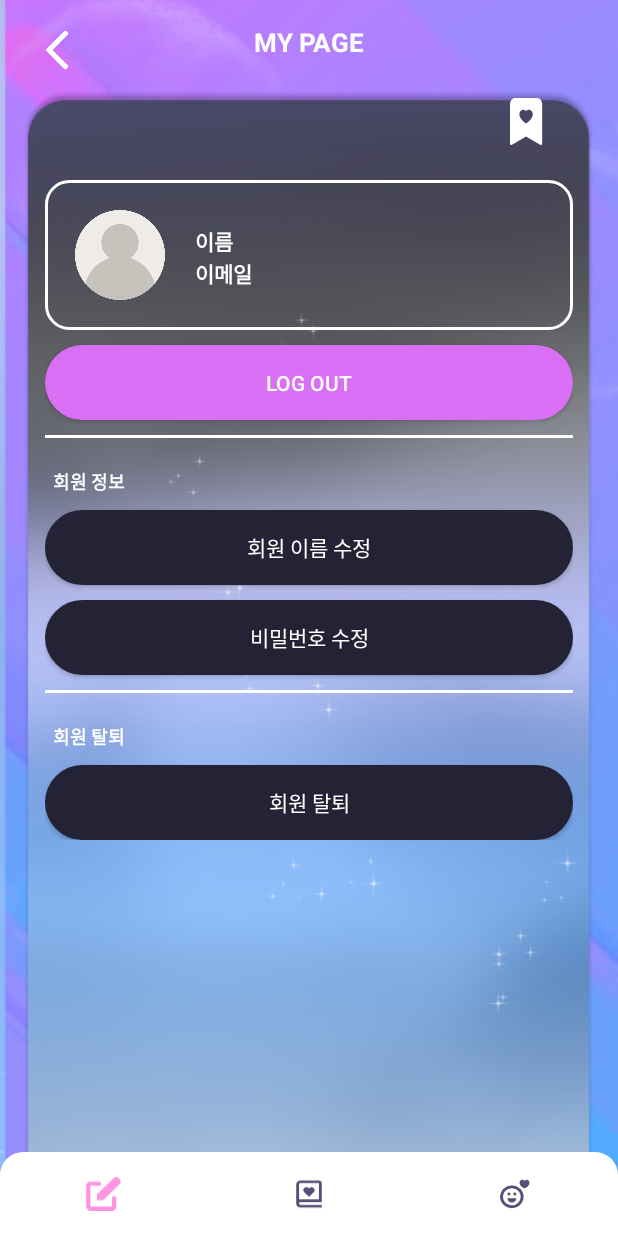
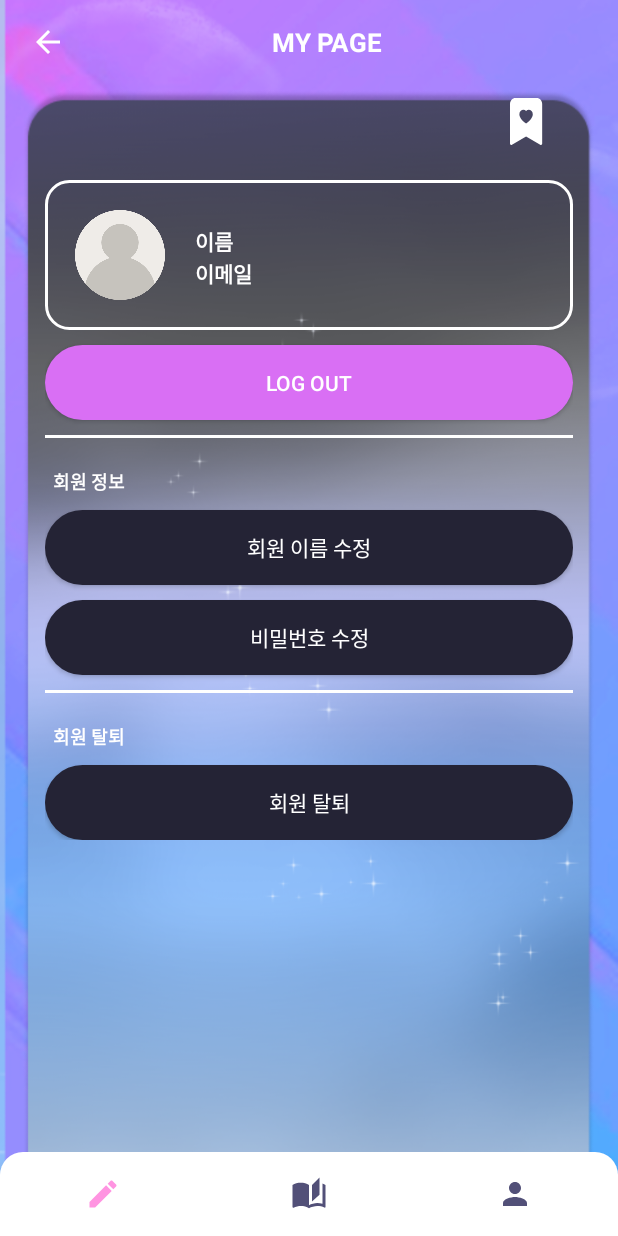
Before and after one commit to Remembrall-2022/Remembrall, an Android app: the fragment SettingFragment placed in its activity, on a phone screen of 412 x 824 dp. Run offline under Robolectric (Android 15) with nearby library versions, the phone set to English and light mode, and no system bars; libraries missing offline, so code that uses them is left out: com.kakao.sdk; 4 statements that could not run were skipped.

Commit message:
refactor:> 디자인 일부 수정

```diff
--- a/app/src/main/AndroidManifest.xml
+++ b/app/src/main/AndroidManifest.xml
@@ -39,8 +39,7 @@
             android:exported="false" />
         <activity
             android:name=".write.WriteDiaryActivity"
-            android:exported="false"
-            android:theme="@style/ToolbarTheme" />
+            android:exported="false" />
         <activity
             android:name=".login.SplashActivity"
             android:exported="true"></activity>
--- a/app/src/main/java/com/rememberall/remembrall/MainActivity.kt
+++ b/app/src/main/java/com/rememberall/remembrall/MainActivity.kt
@@ -30,9 +30,9 @@ class MainActivity : AppCompatActivity() {
     override fun onCreate(savedInstanceState: Bundle?) {
 
 
-        prefs = PreferenceUtil(applicationContext)
+//        prefs = PreferenceUtil(applicationContext)
         super.onCreate(savedInstanceState)
-        prefs.setString("writediary","false")
+//        prefs.setString("writediary","false")
 
 
         binding=ActivityMainBinding.inflate(layoutInflater)
@@ -55,15 +55,15 @@ class MainActivity : AppCompatActivity() {
         binding.bottomnavigationMain.run{setOnItemSelectedListener {
             when (it.itemId) {
                 R.id.bottomnavigation_main_write -> {
-                    Log.d("writediary", "${prefs.getString("writediary","작성 안됨")}")
+//                    Log.d("writediary", "${prefs.getString("writediary","작성 안됨")}")
                     var writeDiaryFragment = ReadDiaryFragment()
-                    var readTodayDiaryFragment = ReadTodayDiaryFragment()
-                    if(prefs.getString("writediary","작성 안됨")=="false")
+//                    var readTodayDiaryFragment = ReadTodayDiaryFragment()
+//                    if(prefs.getString("writediary","작성 안됨")=="false")
                         supportFragmentManager.beginTransaction()
                             .replace(R.id.framelayout_main, writeDiaryFragment).commit()
-                    else
-                        supportFragmentManager.beginTransaction()
-                            .replace(R.id.framelayout_main, readTodayDiaryFragment).commit()
+//                    else
+//                        supportFragmentManager.beginTransaction()
+//                            .replace(R.id.framelayout_main, readTodayDiaryFragment).commit()
                 }
                 R.id.bottomnavigation_main_read -> {
                     var readDiaryFragment = ReadDiaryListFragment()
--- a/app/src/main/java/com/rememberall/remembrall/write/WriteDiaryActivity.kt
+++ b/app/src/main/java/com/rememberall/remembrall/write/WriteDiaryActivity.kt
@@ -20,12 +20,10 @@ import androidx.core.view.get
 import androidx.recyclerview.widget.*
 import com.bumptech.glide.Glide
 import com.bumptech.glide.request.RequestOptions
-import com.google.gson.Gson
-import com.google.gson.GsonBuilder
+import com.rememberall.remembrall.databinding.ActivityWriteDiaryBinding
 import com.rememberall.remembrall.BuildConfig.SERVER
 import com.rememberall.remembrall.PreferenceUtil
 import com.rememberall.remembrall.R
-import com.rememberall.remembrall.databinding.ActivityWriteDiaryBinding
 import com.rememberall.remembrall.login.userinfo.SharedManager
 import com.rememberall.remembrall.map.MapSearchActivity
 import com.rememberall.remembrall.read.ReadDiaryListRecyclerViewData
--- /dev/null
+++ b/app/src/main/res/drawable/ic_arrow_back.xml
@@ -0,0 +1,5 @@
+<vector android:autoMirrored="true" android:height="24dp"
+    android:tint="#FFFFFF" android:viewportHeight="24"
+    android:viewportWidth="24" android:width="24dp" xmlns:android="http://schemas.android.com/apk/res/android">
+    <path android:fillColor="@android:color/white" android:pathData="M20,11H7.83l5.59,-5.59L12,4l-8,8 8,8 1.41,-1.41L7.83,13H20v-2z"/>
+</vector>
--- /dev/null
+++ b/app/src/main/res/drawable/ic_book.xml
@@ -0,0 +1,10 @@
+<vector xmlns:android="http://schemas.android.com/apk/res/android"
+    android:width="26dp"
+    android:height="26dp"
+    android:viewportWidth="24"
+    android:viewportHeight="24"
+    android:tint="#525078">
+  <path
+      android:fillColor="@android:color/white"
+      android:pathData="M19,1l-5,5v11l5,-4.5L19,1zM1,6v14.65c0,0.25 0.25,0.5 0.5,0.5 0.1,0 0.15,-0.05 0.25,-0.05C3.1,20.45 5.05,20 6.5,20c1.95,0 4.05,0.4 5.5,1.5L12,6c-1.45,-1.1 -3.55,-1.5 -5.5,-1.5S2.45,4.9 1,6zM23,19.5L23,6c-0.6,-0.45 -1.25,-0.75 -2,-1v13.5c-1.1,-0.35 -2.3,-0.5 -3.5,-0.5 -1.7,0 -4.15,0.65 -5.5,1.5v2c1.35,-0.85 3.8,-1.5 5.5,-1.5 1.65,0 3.35,0.3 4.75,1.05 0.1,0.05 0.15,0.05 0.25,0.05 0.25,0 0.5,-0.25 0.5,-0.5v-1.1z"/>
+</vector>
--- a/app/src/main/res/drawable/ic_create.xml
+++ b/app/src/main/res/drawable/ic_create.xml
@@ -1,5 +1,5 @@
-<vector android:height="24dp" android:tint="#525078"
+<vector android:height="26dp" android:tint="#525078"
     android:viewportHeight="24" android:viewportWidth="24"
-    android:width="24dp" xmlns:android="http://schemas.android.com/apk/res/android">
+    android:width="26dp" xmlns:android="http://schemas.android.com/apk/res/android">
     <path android:fillColor="@android:color/white" android:pathData="M3,17.25V21h3.75L17.81,9.94l-3.75,-3.75L3,17.25zM20.71,7.04c0.39,-0.39 0.39,-1.02 0,-1.41l-2.34,-2.34c-0.39,-0.39 -1.02,-0.39 -1.41,0l-1.83,1.83 3.75,3.75 1.83,-1.83z"/>
 </vector>
--- /dev/null
+++ b/app/src/main/res/drawable/ic_user.xml
@@ -0,0 +1,10 @@
+<vector xmlns:android="http://schemas.android.com/apk/res/android"
+    android:width="26dp"
+    android:height="26dp"
+    android:viewportWidth="24"
+    android:viewportHeight="24"
+    android:tint="#525078">
+  <path
+      android:fillColor="@android:color/white"
+      android:pathData="M12,12c2.21,0 4,-1.79 4,-4s-1.79,-4 -4,-4 -4,1.79 -4,4 1.79,4 4,4zM12,14c-2.67,0 -8,1.34 -8,4v2h16v-2c0,-2.66 -5.33,-4 -8,-4z"/>
+</vector>
--- a/app/src/main/res/layout/activity_map_search.xml
+++ b/app/src/main/res/layout/activity_map_search.xml
@@ -22,7 +22,8 @@
         android:layout_width="match_parent"
         android:layout_height="?actionBarSize"
         app:contentInsetStart="0dp"
-        tools:ignore="MissingConstraints">
+        tools:ignore="MissingConstraints"
+        app:theme="@style/ToolbarTheme">
 
         <TextView
             android:id="@+id/textview_readdiary_title"
--- a/app/src/main/res/layout/activity_read_diary.xml
+++ b/app/src/main/res/layout/activity_read_diary.xml
@@ -11,7 +11,8 @@
         android:id="@+id/toolbar_readdiary"
         android:layout_width="match_parent"
         android:layout_height="?actionBarSize"
-        tools:ignore="MissingConstraints">
+        tools:ignore="MissingConstraints"
+        app:theme="@style/ToolbarTheme">
 
 
         <TextView
--- a/app/src/main/res/layout/activity_write_diary.xml
+++ b/app/src/main/res/layout/activity_write_diary.xml
@@ -11,7 +11,8 @@
         android:id="@+id/toolbar_writediary"
         android:layout_width="match_parent"
         android:layout_height="?actionBarSize"
-        tools:ignore="MissingConstraints">
+        tools:ignore="MissingConstraints"
+        app:theme="@style/ToolbarTheme">
 
         <TextView
             android:id="@+id/textview_readdiarylist_title"
@@ -21,8 +22,7 @@
             android:text="오늘의 일기"
             android:textColor="#FFFFFF"
             android:textSize="17sp"
-            android:textStyle="bold"
-            app:theme="@style/ToolbarTheme"/>
+            android:textStyle="bold" />
 
 
     </androidx.appcompat.widget.Toolbar>
--- a/app/src/main/res/layout/fragment_setting.xml
+++ b/app/src/main/res/layout/fragment_setting.xml
@@ -19,46 +19,41 @@
         app:layout_constraintTop_toTopOf="parent" />
 
     <androidx.appcompat.widget.Toolbar
-        android:id="@+id/toolbar_readdiary"
+        android:id="@+id/toolbar_setting"
         android:layout_width="match_parent"
         android:layout_height="?actionBarSize"
         app:contentInsetStart="0dp"
-        tools:ignore="MissingConstraints">
+        tools:ignore="MissingConstraints"
+        app:theme="@style/ToolbarTheme">
 
 
         <LinearLayout
             android:layout_width="match_parent"
             android:layout_height="match_parent"
             android:orientation="horizontal"
-            android:layout_marginHorizontal="20dp">
+            android:layout_marginHorizontal="20dp"
+            android:gravity="center_vertical">
             <LinearLayout
                 android:id="@+id/ll_back"
-                android:layout_width="70dp"
-                android:layout_height="match_parent"
+                android:layout_width="wrap_content"
+                android:layout_height="wrap_content"
                 android:gravity="left">
                 <ImageView
-                    android:layout_width="25dp"
-                    android:layout_height="25dp"
-                    android:background="@drawable/back"
-                    android:layout_marginTop="5dp"
-                    android:layout_marginLeft="5dp"
-                    android:layout_gravity="center"/>
+                    android:layout_width="wrap_content"
+                    android:layout_height="wrap_content"
+                    android:background="@drawable/ic_arrow_back"
+                    />
             </LinearLayout>
             <TextView
-                android:id="@+id/textview_readdiary_title"
+                android:id="@+id/textview_setting_title"
                 android:layout_width="wrap_content"
-                android:layout_height="match_parent"
+                android:layout_height="wrap_content"
                 android:gravity="center"
                 android:text="MY PAGE"
                 android:textStyle="bold"
                 android:textColor="#FFFFFF"
                 android:textSize="17sp"
                 android:layout_weight="1"/>
-            <LinearLayout
-                android:layout_width="70dp"
-                android:layout_height="match_parent"
-                android:gravity="left">
-            </LinearLayout>
         </LinearLayout>
     </androidx.appcompat.widget.Toolbar>
 
--- a/app/src/main/res/menu/bottomnavigation_menu.xml
+++ b/app/src/main/res/menu/bottomnavigation_menu.xml
@@ -2,9 +2,9 @@
 <menu xmlns:android="http://schemas.android.com/apk/res/android"
     xmlns:app="http://schemas.android.com/apk/res-auto">
     <item android:id="@+id/bottomnavigation_main_write" app:showAsAction="ifRoom" android:enabled="true"
-        android:icon="@drawable/ic_write_diary" android:title="write" />
+        android:icon="@drawable/ic_create" android:title="write" />
     <item android:id="@+id/bottomnavigation_main_read" app:showAsAction="ifRoom"
-        android:icon="@drawable/ic_read_diary" android:title="diary" />
+        android:icon="@drawable/ic_book" android:title="diary" />
     <item android:id="@+id/bottomnavigation_main_mypage" app:showAsAction="ifRoom"
-        android:enabled="true" android:icon="@drawable/ic_smile_heart" android:title="mypage" />
+        android:enabled="true" android:icon="@drawable/ic_user" android:title="mypage" />
 </menu>
--- a/app/src/main/res/values/themes.xml
+++ b/app/src/main/res/values/themes.xml
@@ -16,6 +16,9 @@
     </style>
 
     <style name="ToolbarTheme" parent="Theme.AppCompat.Light.NoActionBar">
-        <item name="android:windowBackground">@color/white</item>
+        <item name="android:homeAsUpIndicator">@drawable/ic_arrow_back</item>
     </style>
+<!--    <style name="BaseTheme" parent="Theme.AppCompat.Light.NoActionBar">-->
+<!--        <item name="colorControlNormal">@color/white</item>-->
+<!--    </style>-->
 </resources>
```
Also changed, not shown: app/src/main/java/com/rememberall/remembrall/setting/SettingFragment.kt (+23 -3 lines), 1 other file.
